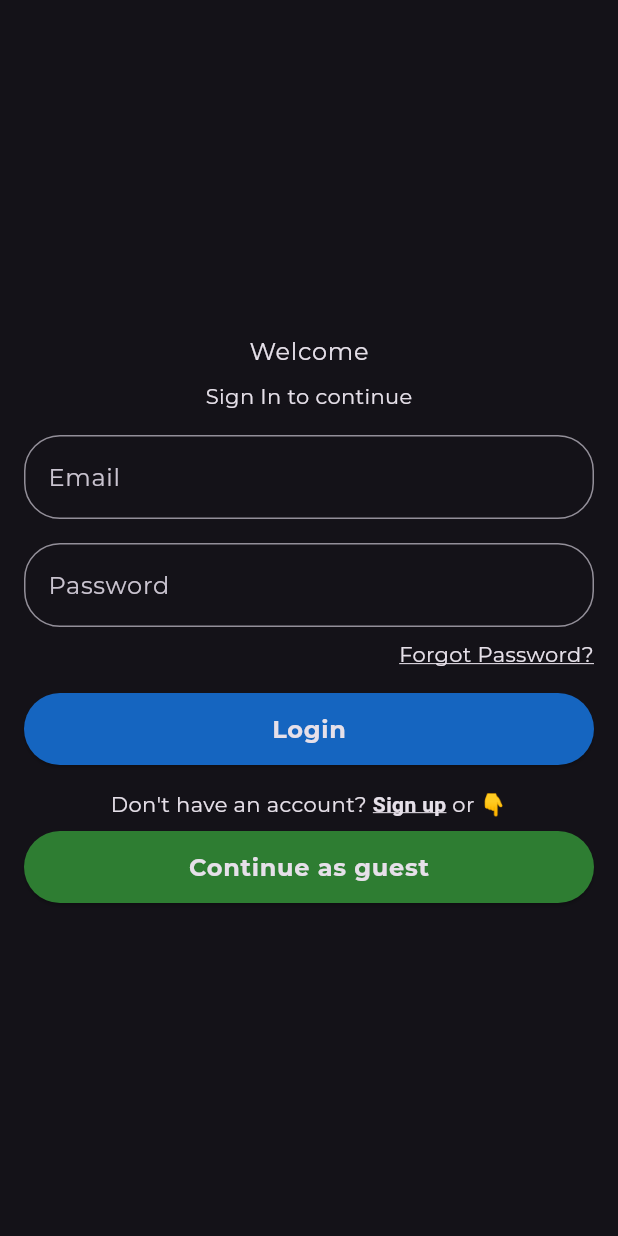
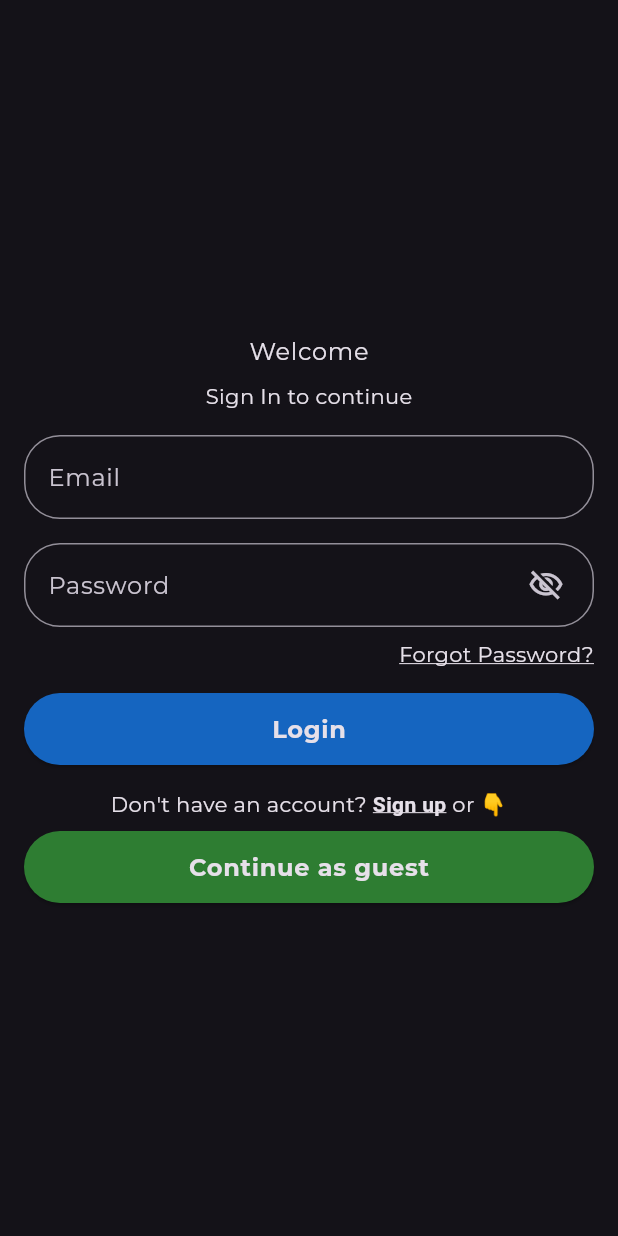
Before and after one commit to thejeremyjohn/wellread2, a Flutter app: the screen it shows after launch, on a phone screen of 412 x 824 dp. Run offline on Flutter 3.47's test engine with Material 3 defaults, Android fonts, the phone set to English and light mode, and no system bars; our stand-ins replace flutter_rating_bar, flutter_secure_storage, go_router; missing offline and left inert: http_interceptor.

Commit message:
frontend: added password visibility toggle

```diff
--- a/frontend/lib/pages/login_page.dart
+++ b/frontend/lib/pages/login_page.dart
@@ -14,6 +14,7 @@ class LoginPage extends StatefulWidget {
 class _LoginPageState extends State<LoginPage> {
   final _emailController = TextEditingController();
   final _passwordController = TextEditingController();
+  bool _isObscureText = true;
   bool _isLoginResponseOk = false;
 
   // @override
@@ -98,8 +99,23 @@ class _LoginPageState extends State<LoginPage> {
                             kTextTabBarHeight * 0.5,
                           ),
                         ),
+                        suffixIcon: Padding(
+                          padding: const EdgeInsets.symmetric(
+                            horizontal: kPadding * 0.5,
+                          ),
+                          child: IconButton(
+                            icon: Icon(
+                              _isObscureText
+                                  ? Icons.visibility_off_outlined
+                                  : Icons.visibility_outlined,
+                            ),
+                            onPressed: () {
+                              setState(() => _isObscureText = !_isObscureText);
+                            },
+                          ),
+                        ),
                       ),
-                      obscureText: true,
+                      obscureText: _isObscureText,
                       onSubmitted: (_) => submitLogin(
                         context,
                         _emailController.text,
```
Also changed, not shown: frontend/lib/pages/forgot_pw_page.dart (+19 -1 lines), frontend/lib/pages/signup_page.dart (+17 -1 lines).
